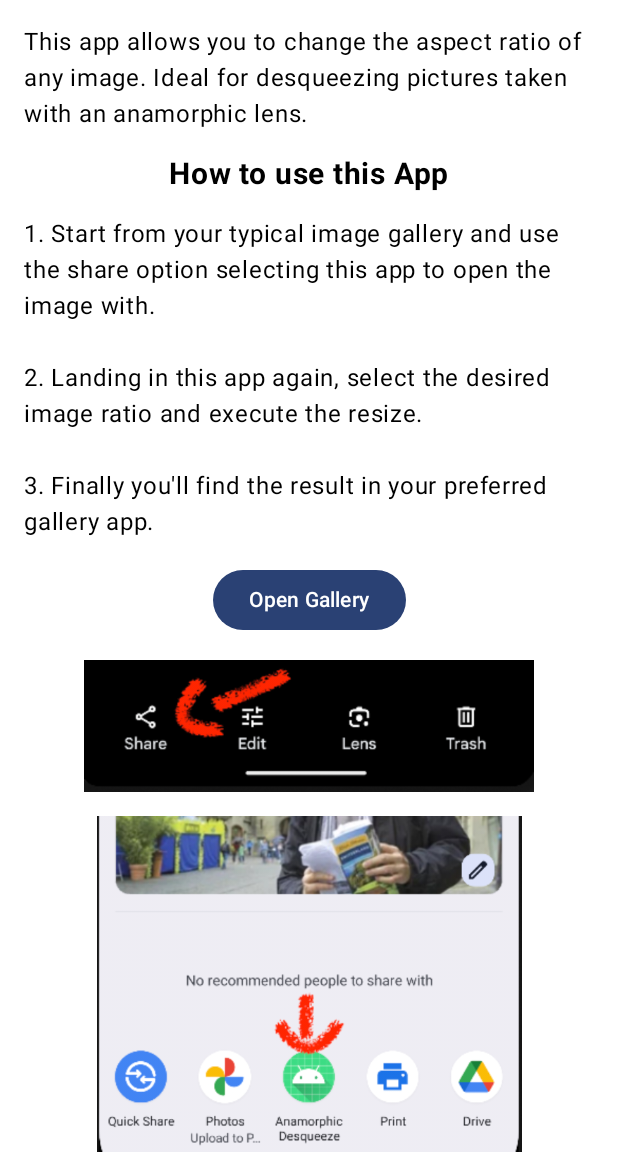
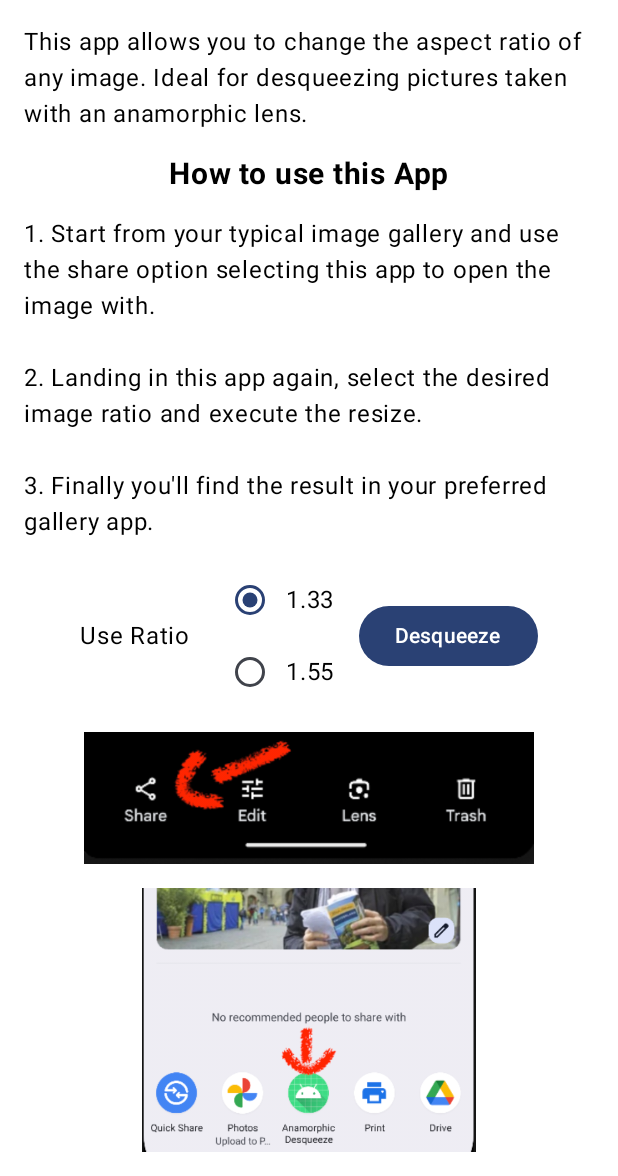
Before and after one commit to hanscappelle/anamorphic-desqueeze-android-app, an Android app built with Jetpack Compose: the @Preview function GreetingPreview, on a phone screen of 412 x 824 dp, the part 60-1236 px from its top. Run offline under Robolectric (Android 15) with nearby library versions, the phone set to English and light mode, and no system bars.

Commit message:
code cleanup

```diff
--- /dev/null
+++ b/app/src/main/java/be/hcpl/android/photofilters/Constants.kt
@@ -0,0 +1,13 @@
+package be.hcpl.android.photofilters
+
+const val IMAGE_JPEG = "image/jpeg"
+const val PREFIX = "Desqueezed"
+const val EXT_JPEG = "JPEG"
+const val INTENT_TYPE_ALL_IMAGE = "image/"
+
+const val JPEG_COMPRESSION = 85
+
+// pre configured aspect ratio
+const val ASPECT_RATIO_1_33 = 1.33f
+const val ASPECT_RATIO_1_55 = 1.55f
+const val ASPECT_RATIO_DEFAULT = ASPECT_RATIO_1_33
--- a/app/src/main/java/be/hcpl/android/photofilters/DesqueezeAppContent.kt
+++ b/app/src/main/java/be/hcpl/android/photofilters/DesqueezeAppContent.kt
@@ -1,18 +1,25 @@
 package be.hcpl.android.photofilters
 
 import android.net.Uri
+import android.widget.Spinner
 import androidx.compose.foundation.Image
+import androidx.compose.foundation.clickable
 import androidx.compose.foundation.layout.Arrangement.Absolute.spacedBy
 import androidx.compose.foundation.layout.Column
+import androidx.compose.foundation.layout.Row
 import androidx.compose.foundation.layout.padding
 import androidx.compose.foundation.layout.size
+import androidx.compose.foundation.text2.input.rememberTextFieldState
 import androidx.compose.material3.Button
+import androidx.compose.material3.RadioButton
 import androidx.compose.material3.Text
+import androidx.compose.material3.TextField
 import androidx.compose.runtime.Composable
 import androidx.compose.ui.Alignment
 import androidx.compose.ui.Modifier
 import androidx.compose.ui.res.painterResource
 import androidx.compose.ui.res.stringResource
+import androidx.compose.ui.text.TextStyle
 import androidx.compose.ui.text.font.FontWeight
 import androidx.compose.ui.tooling.preview.Preview
 import androidx.compose.ui.unit.Dp
@@ -23,9 +30,10 @@ import be.hcpl.android.photofilters.ui.theme.AnamorphicDesqueezeTheme
 @Composable
 fun DesqueezeAppContent(
     modifier: Modifier = Modifier,
-    content: ImageContent = ImageContent(),
+    content: ImageConfig = ImageConfig(),
     onGallery: () -> Unit = {},
     onResize: () -> Unit = {},
+    selectRatio: (Float) -> Unit = {},
 ) {
     Column(
         horizontalAlignment = Alignment.CenterHorizontally,
@@ -36,13 +44,19 @@ fun DesqueezeAppContent(
         AppInfo()
         Title(stringResource(R.string.title_how_to_use))
         DesqueezeInfo()
-        DesqueezeAction(content, onGallery, onResize)
+        // action depends on image selected or not
+        if (content.imageUrl == null) {
+            OpenGalleryAction(onGallery)
+        } else {
+            DesqueezeAction(content, onResize, selectRatio)
+        }
         DesqueezeImage()
     }
 }
 
-data class ImageContent(
+data class ImageConfig(
     val imageUrl: Uri? = null,
+    val aspectRatio: Float = ASPECT_RATIO_DEFAULT,
 )
 
 @Composable
@@ -77,21 +91,60 @@ fun DesqueezeInfo(modifier: Modifier = Modifier) {
 }
 
 @Composable
-fun DesqueezeAction(
-    content: ImageContent,
+fun OpenGalleryAction(
     onOpenGallery: () -> Unit,
-    onResize: () -> Unit,
     modifier: Modifier = Modifier,
 ) {
-    val imageSet = content.imageUrl != null
     Button(
         modifier = modifier,
-        onClick = { if (imageSet) onResize() else onOpenGallery() },
+        onClick = { onOpenGallery() },
     ) {
-        if (imageSet)
+        Text(stringResource(R.string.action_open_gallery))
+    }
+}
+
+@Composable
+fun DesqueezeAction(
+    content: ImageConfig,
+    onResize: () -> Unit,
+    selectRatio: (Float) -> Unit,
+    modifier: Modifier = Modifier,
+) {
+    Row(
+        verticalAlignment = Alignment.CenterVertically,
+        horizontalArrangement = spacedBy(16.dp),
+        modifier = modifier,
+    ) {
+        Text(text = stringResource(R.string.hint_ratio))
+        Column {
+            RatioSelect(ASPECT_RATIO_1_33, content.aspectRatio == ASPECT_RATIO_1_33, selectRatio)
+            RatioSelect(ASPECT_RATIO_1_55, content.aspectRatio == ASPECT_RATIO_1_55, selectRatio)
+            //RatioSelect(0f, false, selectRatio)
+        }
+        Button(
+            onClick = { onResize() },
+        ) {
             Text(stringResource(R.string.action_desqueeze))
-        else {
-            Text(stringResource(R.string.action_open_gallery))
+        }
+    }
+}
+
+@Composable
+fun RatioSelect(ratio: Float, selected: Boolean, selectRatio: (Float) -> Unit) {
+    Row(verticalAlignment = Alignment.CenterVertically) {
+        RadioButton(
+            selected = selected,
+            onClick = { selectRatio(ratio) },
+        )
+        if (ratio == 0f) {
+            // TODO implement custom input here + remember state
+        } else {
+            Text(
+                text = "$ratio",
+                modifier = Modifier.clickable {
+                    selectRatio(ratio)
+                },
+            )
         }
     }
 }
@@ -103,7 +156,7 @@ fun DesqueezeImage(
     Column(
         verticalArrangement = spacedBy(16.dp),
         modifier = modifier,
-        ) {
+    ) {
 
         Image(
             painter = painterResource(id = R.drawable.screenshot_01),
@@ -117,36 +170,12 @@ fun DesqueezeImage(
             modifier = Modifier.size(width = 300.dp, height = Dp.Unspecified),
         )
     }
-    /*
-    // no real added value in showing a preview of the selected image here, instead show some instructions
-    if (content.imageUrl != null) {
-        // TODO or use glide instead, placeholder isn't working here so done manually
-        AsyncImage(
-            model = ImageRequest.Builder(LocalContext.current)
-                .data(content.imageUrl)
-                .placeholder(R.drawable.ic_launcher_background)
-                .build(),
-            contentDescription = stringResource(R.string.contentDescription_sample_image),
-            modifier = modifier
-                .padding(4.dp)
-                .size(width = 300.dp, height = Dp.Unspecified),
-            contentScale = ContentScale.Crop,
-        )
-    } else {
-        // display some placeholder here
-        Image(
-            painter = painterResource(id = R.drawable.ic_launcher_background),
-            contentDescription = stringResource(R.string.contentDescription_sample_image),
-            modifier = modifier.size(200.dp),
-        )
-    }
-     */
 }
 
 @Preview(showBackground = true)
 @Composable
 fun GreetingPreview() {
     AnamorphicDesqueezeTheme {
-        DesqueezeAppContent()
+        DesqueezeAppContent(content = ImageConfig(imageUrl = Uri.EMPTY))
     }
 }
--- a/app/src/main/res/values/strings.xml
+++ b/app/src/main/res/values/strings.xml
@@ -11,4 +11,5 @@
     <string name="action_open_gallery">Open Gallery</string>
     <string name="contentDescription_screenshot_01">Open gallery and select share</string>
     <string name="contentDescription_screenshot_02">From image share option select this app</string>
+    <string name="hint_ratio">Use Ratio</string>
 </resources>
```
Also changed, not shown: app/src/main/java/be/hcpl/android/photofilters/MainActivity.kt (+21 -16 lines), 1 other file.
